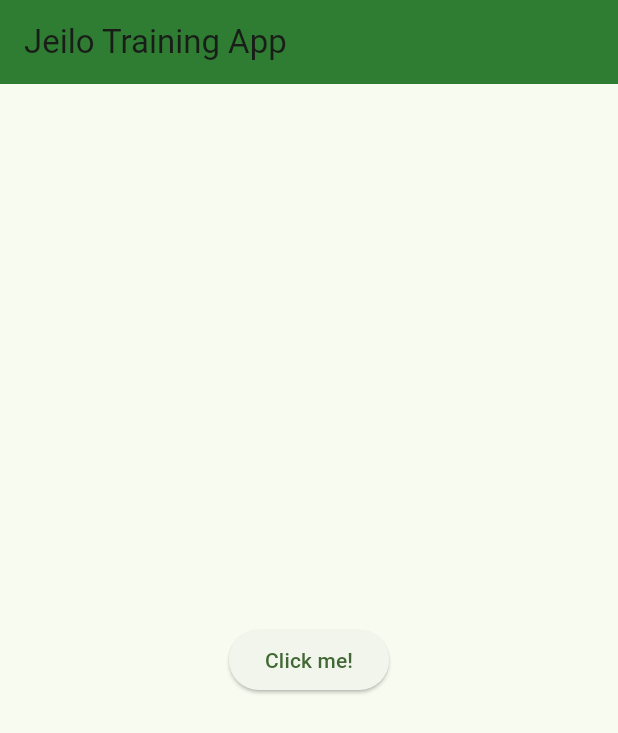
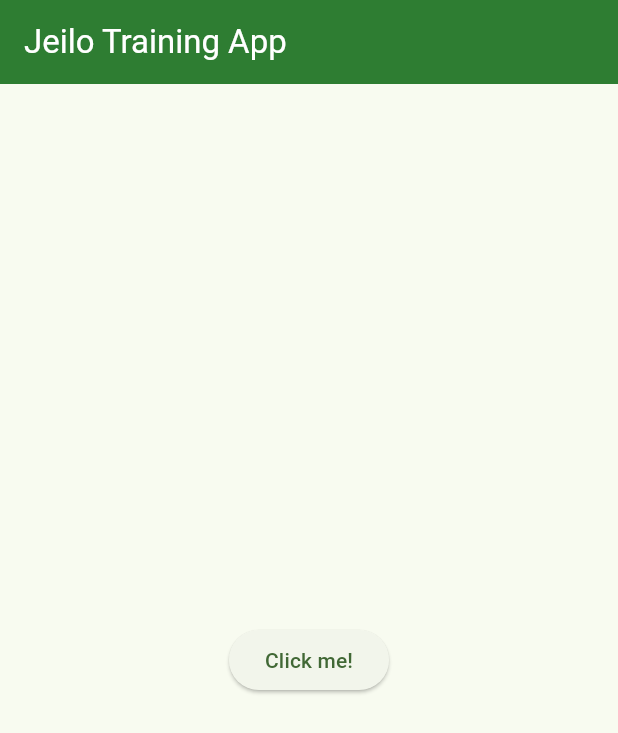
Before and after one commit to adedayo924/Flutter-App-Development-Training, a Flutter app: the screen it shows after launch, on a phone screen of 412 x 824 dp. Shown: the top 733 px of the screen. Run offline on Flutter 3.47's test engine with Material 3 defaults, Android fonts, the phone set to English and light mode, and no system bars.

Commit message:
Styled my text

```diff
--- a/Beginner_Projects/hope_test_1/lib/main.dart
+++ b/Beginner_Projects/hope_test_1/lib/main.dart
@@ -31,7 +31,12 @@ class MyHomePage extends StatelessWidget {
   Widget build(BuildContext context) {
     return Scaffold(
       appBar: AppBar(
-        title: const Text('Jeilo Training App'),
+        title: const Text(
+          'Jeilo Training App',
+          style: TextStyle(
+            color: Colors.white,
+          ),
+        ),
         backgroundColor: Colors.green[800],
       ),
       body: Center(
```
